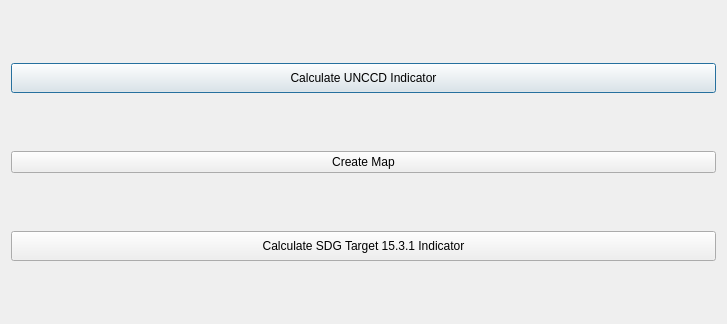
Before: the Qt Designer form LDMP/gui/DlgReporting.ui in ConservationInternational/trends.earth, drawn with Qt 5.
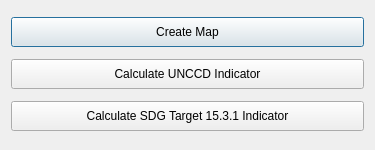
After: the same form once the commit is applied.

What changed in the file:
```diff
--- a/LDMP/gui/DlgReporting.ui
+++ b/LDMP/gui/DlgReporting.ui
@@ -9,8 +9,8 @@
    <rect>
     <x>0</x>
     <y>0</y>
-    <width>727</width>
-    <height>324</height>
+    <width>375</width>
+    <height>150</height>
    </rect>
   </property>
   <property name="sizePolicy">
@@ -22,28 +22,34 @@
   <property name="windowTitle">
    <string>Land degradation reporting</string>
   </property>
-  <layout class="QGridLayout" name="gridLayout">
-   <item row="1" column="0">
-    <widget class="QPushButton" name="btn_unccd">
-     <property name="minimumSize">
-      <size>
-       <width>0</width>
-       <height>30</height>
-      </size>
-     </property>
-     <property name="text">
-      <string>Calculate UNCCD Indicator</string>
-     </property>
-    </widget>
-   </item>
-   <item row="2" column="0">
+  <layout class="QVBoxLayout" name="verticalLayout">
+   <item>
     <widget class="QPushButton" name="btn_create_map">
+     <property name="minimumSize">
+      <size>
+       <width>0</width>
+       <height>30</height>
+      </size>
+     </property>
      <property name="text">
       <string>Create Map</string>
      </property>
     </widget>
    </item>
-   <item row="3" column="0">
+   <item>
+    <widget class="QPushButton" name="btn_unccd">
+     <property name="minimumSize">
+      <size>
+       <width>0</width>
+       <height>30</height>
+      </size>
+     </property>
+     <property name="text">
+      <string>Calculate UNCCD Indicator</string>
+     </property>
+    </widget>
+   </item>
+   <item>
     <widget class="QPushButton" name="btn_sdg">
      <property name="minimumSize">
       <size>
```
